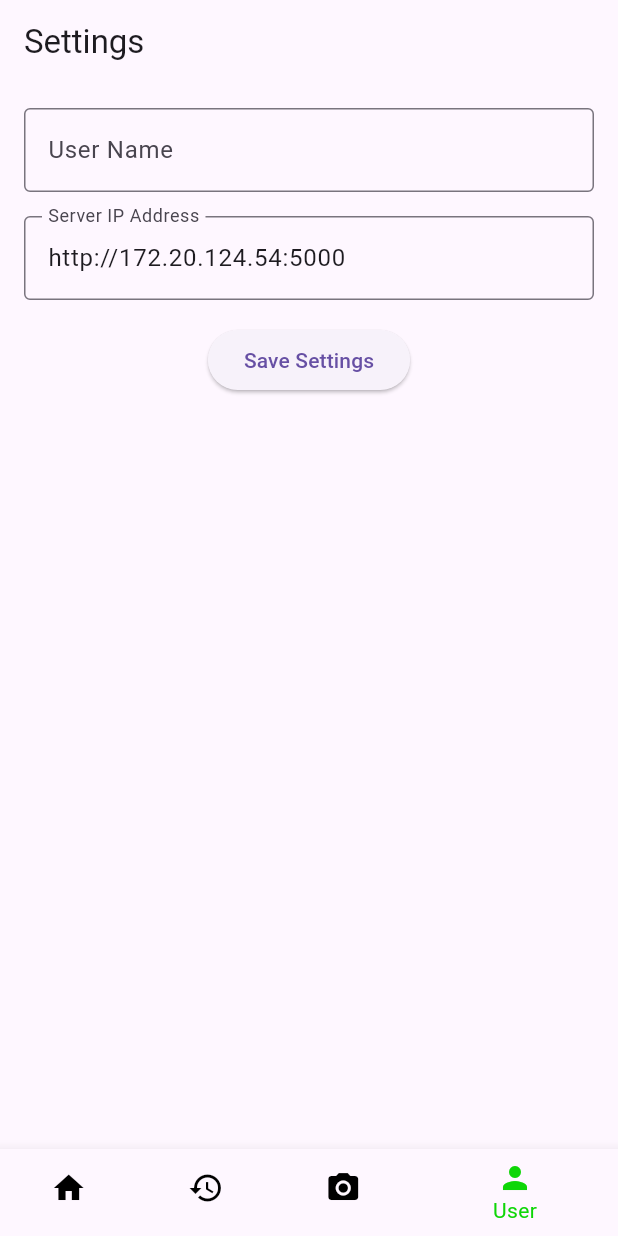
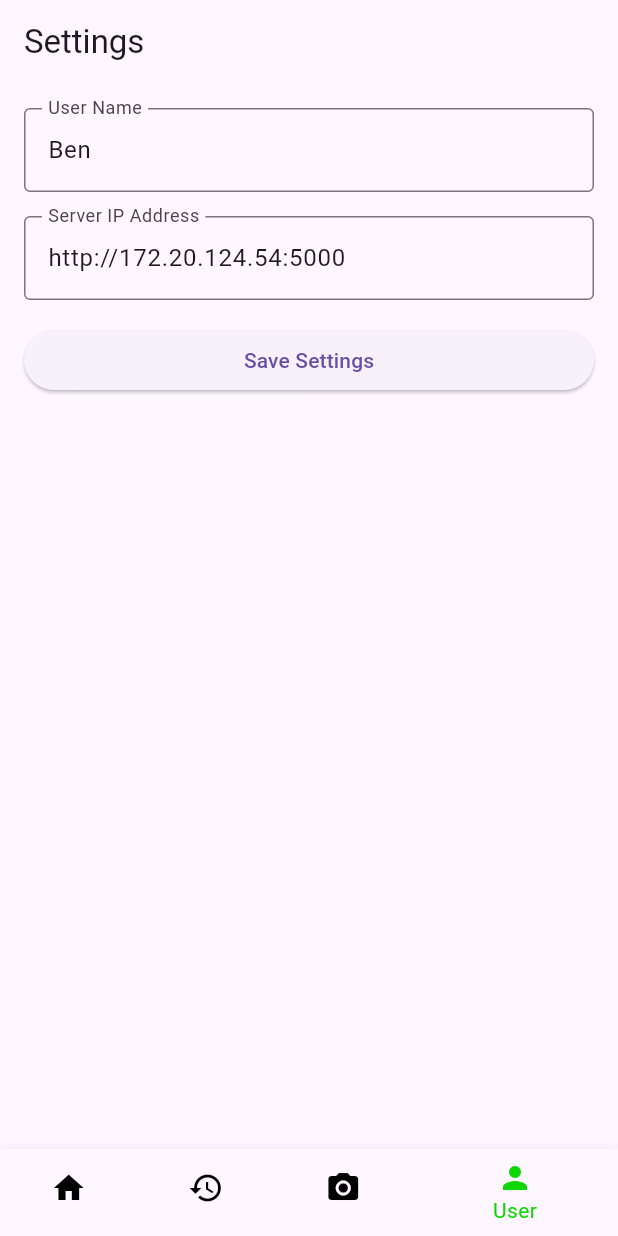
Before and after one commit to jackiejoe45/UroSenseApp, a Flutter app: the screen it shows after launch, item 4 of the bottom bar chosen, on a phone screen of 412 x 824 dp. Run offline on Flutter 3.47's test engine with Material 3 defaults, Android fonts, the phone set to English and light mode, and no system bars; our stand-ins replace camera, shared_preferences; network calls fail.

Commit message:
made changes

```diff
--- /dev/null
+++ b/pubspec.yaml
@@ -0,0 +1,3 @@
+dependencies:
+  path_provider: ^2.1.1
+  path: ^1.8.3
--- a/urine_analyser_app/lib/main.dart
+++ b/urine_analyser_app/lib/main.dart
@@ -5,6 +5,7 @@ import 'history_screen.dart';
 import 'user_screen.dart';
 import 'package:provider/provider.dart';
 import 'providers/settings_provider.dart';
+import 'theme/app_theme.dart';
 
 void main() {
   runApp(
@@ -56,9 +57,9 @@ class _HomeScreenState extends State<HomeScreen> {
       bottomNavigationBar: BottomNavigationBar(
         currentIndex: _selectedIndex,
         onTap: _onItemTapped,
-        backgroundColor: Colors.blue,
-        selectedItemColor: Color.fromARGB(255, 14, 214, 7),
-        unselectedItemColor: Color.fromARGB(255, 0, 0, 0),
+        backgroundColor: AppTheme.primaryColor,
+        selectedItemColor: AppTheme.selectedColor,
+        unselectedItemColor: AppTheme.unselectedColor,
         items: [
           BottomNavigationBarItem(
             icon: Icon(Icons.home),
--- a/urine_analyser_app/lib/providers/settings_provider.dart
+++ b/urine_analyser_app/lib/providers/settings_provider.dart
@@ -2,7 +2,7 @@ import 'package:flutter/material.dart';
 import 'package:shared_preferences/shared_preferences.dart';
 
 class SettingsProvider with ChangeNotifier {
-  String _currentUser = '';
+  String _currentUser = 'Ben';
   String _ipAddress = 'http://172.20.124.54:5000';
 
   String get currentUser => _currentUser;
@@ -10,7 +10,7 @@ class SettingsProvider with ChangeNotifier {
 
   Future<void> init() async {
     final prefs = await SharedPreferences.getInstance();
-    _currentUser = prefs.getString('currentUser') ?? '';
+    _currentUser = prefs.getString('currentUser') ?? 'Ben';
     _ipAddress = prefs.getString('ipAddress') ?? 'http://172.20.124.54:5000';
     notifyListeners();
   }
--- /dev/null
+++ b/urine_analyser_app/lib/theme/app_theme.dart
@@ -0,0 +1,9 @@
+import 'package:flutter/material.dart';
+
+class AppTheme {
+  static const Color primaryColor = Colors.blue;
+  static const Color selectedColor = Color.fromARGB(255, 14, 214, 7);
+  static const Color unselectedColor = Color.fromARGB(255, 0, 0, 0);
+  static const Color cardColor = Colors.white;
+  static const Color normalStatusColor = Colors.green;
+}
--- a/urine_analyser_app/lib/user_screen.dart
+++ b/urine_analyser_app/lib/user_screen.dart
@@ -1,6 +1,7 @@
 import 'package:flutter/material.dart';
 import 'package:provider/provider.dart';
 import 'providers/settings_provider.dart';
+import 'main.dart'; // Add this import for HomeScreen
 
 class UserScreen extends StatefulWidget {
   const UserScreen({super.key});
@@ -10,26 +11,34 @@ class UserScreen extends StatefulWidget {
 }
 
 class _UserScreenState extends State<UserScreen> {
-  final _nameController = TextEditingController();
+  final _nameController =
+      TextEditingController(text: 'Ben'); // Default username
   final _ipController = TextEditingController();
 
   @override
   void initState() {
     super.initState();
     final settings = Provider.of<SettingsProvider>(context, listen: false);
-    _nameController.text = settings.currentUser;
     _ipController.text = settings.ipAddress;
+  }
+
+  void _refreshData() {
+    // Find and refresh DashboardScreen and HistoryScreen
+    Navigator.of(context).pushReplacement(
+      MaterialPageRoute(builder: (context) => const HomeScreen()),
+    );
   }
 
   @override
   Widget build(BuildContext context) {
     return Scaffold(
       appBar: AppBar(title: const Text('Settings')),
-      body: Padding(
+      body: SingleChildScrollView(
         padding: const EdgeInsets.all(16.0),
         child: Column(
+          crossAxisAlignment: CrossAxisAlignment.stretch,
           children: [
-            TextField(
+            TextFormField(
               controller: _nameController,
               decoration: const InputDecoration(
                 labelText: 'User Name',
@@ -37,7 +46,7 @@ class _UserScreenState extends State<UserScreen> {
               ),
             ),
             const SizedBox(height: 16),
-            TextField(
+            TextFormField(
               controller: _ipController,
               decoration: const InputDecoration(
                 labelText: 'Server IP Address',
@@ -46,13 +55,14 @@ class _UserScreenState extends State<UserScreen> {
             ),
             const SizedBox(height: 16),
             ElevatedButton(
-              onPressed: () async {
+              onPressed: () {
                 final settings =
                     Provider.of<SettingsProvider>(context, listen: false);
-                await settings.setCurrentUser(_nameController.text);
-                await settings.setIpAddress(_ipController.text);
-                ScaffoldMessenger.of(context).showSnackBar(
-                  const SnackBar(content: Text('Settings saved')),
+                settings.setCurrentUser(_nameController.text);
+                settings.setIpAddress(_ipController.text);
+                Navigator.pushReplacement(
+                  context,
+                  MaterialPageRoute(builder: (context) => const HomeScreen()),
                 );
               },
               child: const Text('Save Settings'),
```
Also changed, not shown: urine_analyser_app/lib/camera_screen.dart (+59 -22 lines), urine_analyser_app/lib/dashboard_screen.dart (+61 -24 lines), 1 other file.
